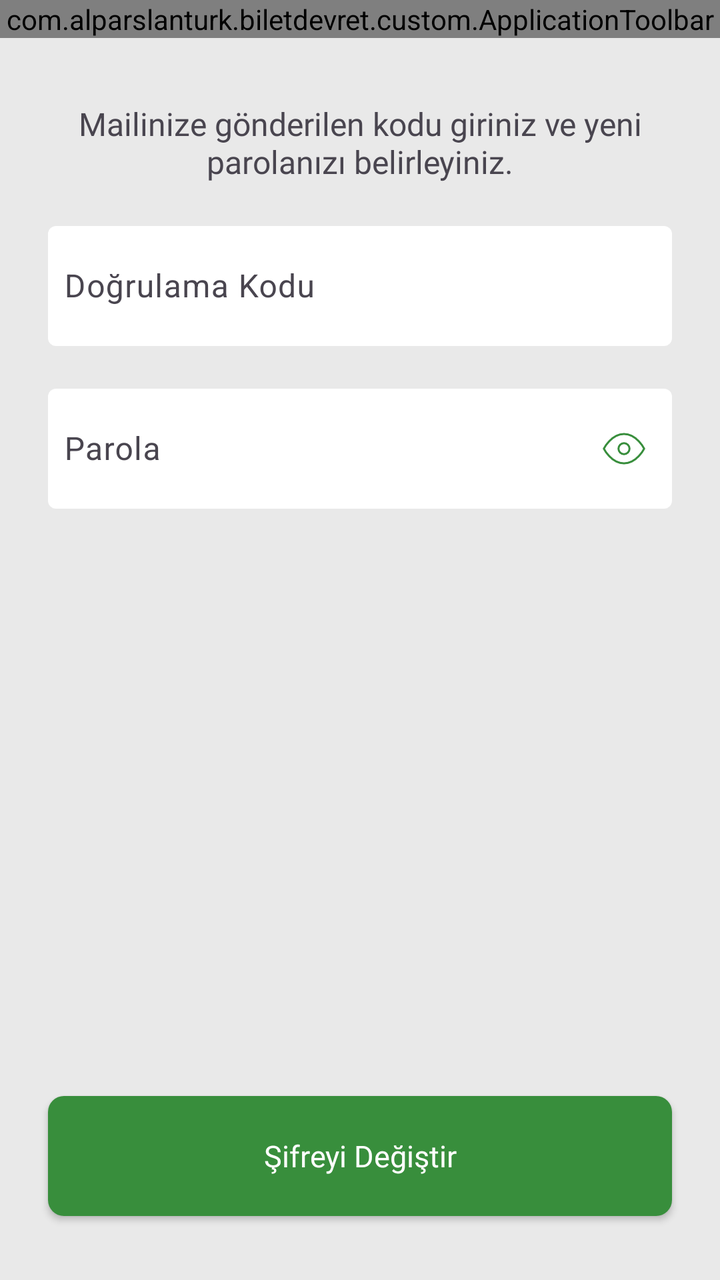
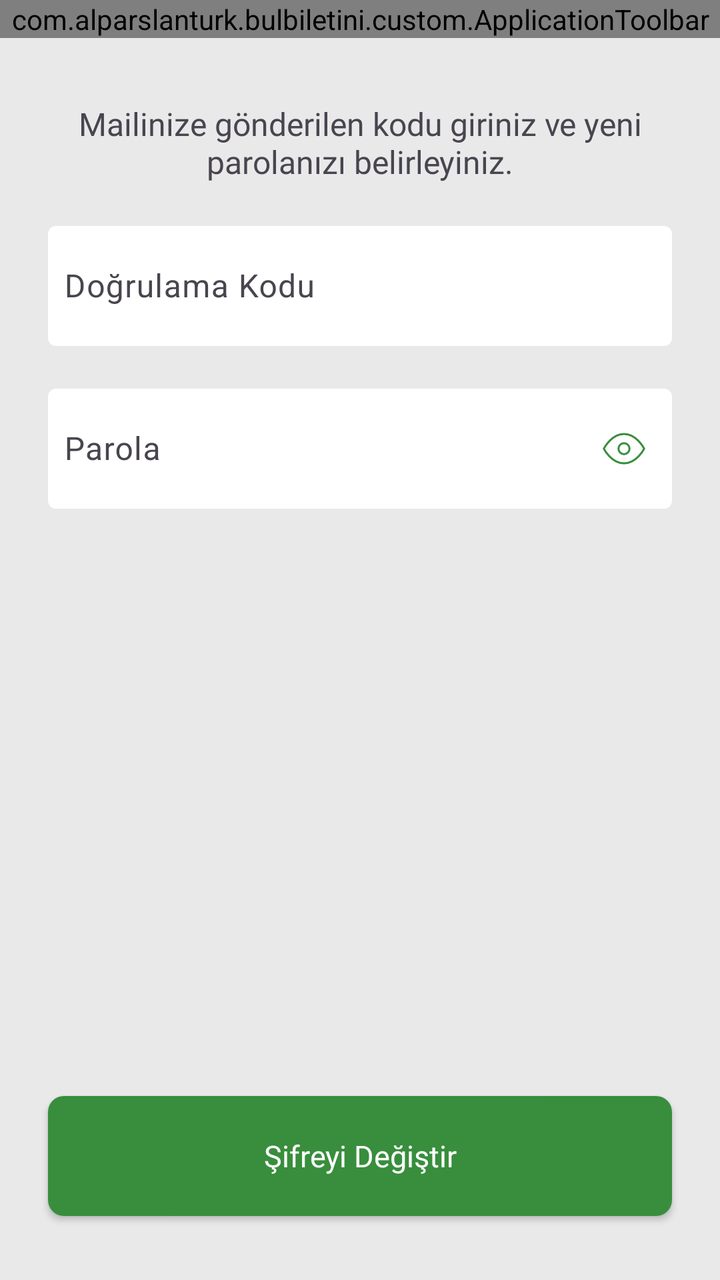

Compare the two renders of this Android layout. The source of the first and the diff that turns it into the second are given below.
<!-- AndroidManifest.xml: application theme Theme.KombineApp -->
<!-- res/layout/activity_forgot_password.xml -->
<?xml version="1.0" encoding="utf-8"?>
<RelativeLayout xmlns:android="http://schemas.android.com/apk/res/android"
    xmlns:app="http://schemas.android.com/apk/res-auto"
    android:layout_width="match_parent"
    android:layout_height="match_parent"
    android:background="@color/bg_color"
    android:orientation="vertical">

    <com.alparslanturk.biletdevret.custom.ApplicationToolbar
        android:id="@+id/toolbar"
        android:layout_width="match_parent"
        android:layout_height="wrap_content" />

    <LinearLayout
        android:layout_width="match_parent"
        android:layout_height="wrap_content"
        android:layout_above="@id/btnChangePassword"
        android:layout_below="@id/toolbar"
        android:layout_marginStart="24dp"
        android:layout_marginEnd="24dp"
        android:layout_marginTop="16dp"
        android:orientation="vertical">

        <androidx.appcompat.widget.AppCompatTextView
            android:layout_width="match_parent"
            android:layout_height="wrap_content"
            android:layout_marginTop="16dp"
            android:fontFamily="@font/lato_regular"
            android:gravity="center"
            android:text="@string/forgot_password_description"
            android:textSize="16sp" />

        <com.google.android.material.textfield.TextInputLayout
            android:layout_width="match_parent"
            android:layout_height="wrap_content"
            android:layout_marginTop="16dp"
            app:boxBackgroundColor="@color/white"
            app:boxStrokeWidth="0dp">

            <com.google.android.material.textfield.TextInputEditText
                android:id="@+id/edtVerificationCode"
                android:layout_width="match_parent"
                android:layout_height="60dp"
                android:hint="@string/verification_code"
                android:imeOptions="actionDone"
                android:inputType="text"
                android:maxLines="1"
                android:padding="8dp"
                android:textCursorDrawable="@drawable/color_cursor" />

        </com.google.android.material.textfield.TextInputLayout>

        <com.google.android.material.textfield.TextInputLayout
            android:layout_width="match_parent"
            android:layout_height="wrap_content"
            android:layout_marginTop="16dp"
            app:boxBackgroundColor="@color/white"
            app:boxStrokeWidth="0dp"
            app:endIconDrawable="@drawable/show_password_selector"
            app:endIconMode="password_toggle"
            app:endIconTint="@null">

            <com.google.android.material.textfield.TextInputEditText
                android:id="@+id/edtPassword"
                android:layout_width="match_parent"
                android:layout_height="60dp"
                android:hint="@string/password"
                android:imeOptions="actionDone"
                android:inputType="textPassword"
                android:maxLines="1"
                android:padding="8dp"
                android:textCursorDrawable="@drawable/color_cursor" />

        </com.google.android.material.textfield.TextInputLayout>

    </LinearLayout>

    <androidx.appcompat.widget.AppCompatButton
        android:id="@+id/btnChangePassword"
        android:layout_width="match_parent"
        android:layout_height="wrap_content"
        android:layout_alignParentBottom="true"
        android:layout_marginStart="24dp"
        android:layout_marginEnd="24dp"
        android:layout_marginBottom="32dp"
        android:height="60dp"
        android:background="@drawable/bg_rounded"
        android:backgroundTint="@color/primary"
        android:fontFamily="@font/lato_bold"
        android:text="@string/change_password"
        android:textAllCaps="false"
        android:textColor="@color/white"
        android:textSize="15sp" />

</RelativeLayout>
<!-- resources referenced by this layout -->
<resources>
  <color name="bg_color">#E9E9E9</color>
  <color name="primary">#388E3C</color>
  <color name="white">#FFFFFFFF</color>
  <!-- drawable bg_rounded (drawable) -->
  <?xml version="1.0" encoding="utf-8"?>
  <shape xmlns:android="http://schemas.android.com/apk/res/android"
      android:padding="10dp"
      android:shape="rectangle">
  
      <solid android:color="@color/ticket_bg_color" />
  
      <corners android:radius="8dp" />
  </shape>
  <!-- drawable color_cursor (drawable) -->
  <shape xmlns:android="http://schemas.android.com/apk/res/android">
      <size android:width="2dp" />
      <solid android:color="#FFFFFF" />
  </shape>
  <string name="change_password">Şifreyi Değiştir</string>
  <string name="forgot_password_description">Mailinize gönderilen kodu giriniz ve yeni parolanızı belirleyiniz.</string>
  <string name="password">Parola</string>
  <string name="verification_code">Doğrulama Kodu</string>
  <style name="Theme.KombineApp" parent="Base.Theme.KombineApp" />
  <color name="ticket_bg_color">#FFFFFF</color>
  <!-- drawable ic_hide_password (drawable) -->
  <vector xmlns:android="http://schemas.android.com/apk/res/android"
      android:width="22dp"
      android:height="22dp"
      android:viewportWidth="22"
      android:viewportHeight="22">
      <path
          android:fillColor="#00000000"
          android:fillType="evenOdd"
          android:pathData="M0.917,11S4.584,3.667 11,3.667C17.417,3.667 21.084,11 21.084,11s-3.667,7.334 -10.084,7.334C4.584,18.334 0.917,11 0.917,11z"
          android:strokeWidth="1"
          android:strokeColor="@color/primary"
          android:strokeLineCap="round"
          android:strokeLineJoin="round" />
      <path
          android:fillColor="#00000000"
          android:fillType="evenOdd"
          android:pathData="M11,11m-2.75,0a2.75,2.75 0,1 1,5.5 0a2.75,2.75 0,1 1,-5.5 0"
          android:strokeWidth="1"
          android:strokeColor="@color/primary"
          android:strokeLineCap="round"
          android:strokeLineJoin="round" />
      <path
          android:fillColor="#00000000"
          android:fillType="evenOdd"
          android:pathData="m20.75,0.75 l-19.5,19.5"
          android:strokeWidth="1"
          android:strokeColor="@color/primary"
          android:strokeLineCap="square" />
  </vector>
  <!-- drawable ic_show_password (drawable) -->
  <vector xmlns:android="http://schemas.android.com/apk/res/android"
      android:width="22dp"
      android:height="22dp"
      android:viewportWidth="22"
      android:viewportHeight="22">
      <path
          android:fillColor="#00000000"
          android:fillType="evenOdd"
          android:pathData="M0.917,11S4.584,3.667 11,3.667C17.417,3.667 21.084,11 21.084,11s-3.667,7.334 -10.084,7.334C4.584,18.334 0.917,11 0.917,11z"
          android:strokeWidth="1"
          android:strokeColor="@color/primary"
          android:strokeLineCap="round"
          android:strokeLineJoin="round" />
      <path
          android:fillColor="#00000000"
          android:fillType="evenOdd"
          android:pathData="M11,11m-2.75,0a2.75,2.75 0,1 1,5.5 0a2.75,2.75 0,1 1,-5.5 0"
          android:strokeWidth="1"
          android:strokeColor="@color/primary"
          android:strokeLineCap="round"
          android:strokeLineJoin="round" />
  </vector>
  <style name="Base.Theme.KombineApp" parent="Theme.Material3.DayNight.NoActionBar">
          <item name="colorPrimary">@color/primary</item>
          <item name="colorSecondaryContainer">@color/light_green</item>
          <item name="android:navigationBarColor">@color/white</item>
      </style>
  <color name="light_green">#EBF3EB</color>
  <!-- unchanged entries left out for length: 1 -->
</resources>

<!-- the commit's change to res/layout/activity_forgot_password.xml (unified diff, before → after) -->
@@ -6,7 +6,7 @@
     android:background="@color/bg_color"
     android:orientation="vertical">
 
-    <com.alparslanturk.biletdevret.custom.ApplicationToolbar
+    <com.alparslanturk.bulbiletini.custom.ApplicationToolbar
         android:id="@+id/toolbar"
         android:layout_width="match_parent"
         android:layout_height="wrap_content" />
@@ -34,7 +34,7 @@
             android:layout_width="match_parent"
             android:layout_height="wrap_content"
             android:layout_marginTop="16dp"
-            app:boxBackgroundColor="@color/white"
+            app:boxBackgroundColor="@color/ticket_bg_color"
             app:boxStrokeWidth="0dp">
 
             <com.google.android.material.textfield.TextInputEditText
@@ -54,7 +54,7 @@
             android:layout_width="match_parent"
             android:layout_height="wrap_content"
             android:layout_marginTop="16dp"
-            app:boxBackgroundColor="@color/white"
+            app:boxBackgroundColor="@color/ticket_bg_color"
             app:boxStrokeWidth="0dp"
             app:endIconDrawable="@drawable/show_password_selector"
             app:endIconMode="password_toggle"
@@ -86,6 +86,7 @@
         android:height="60dp"
         android:background="@drawable/bg_rounded"
         android:backgroundTint="@color/primary"
+        android:foreground="@drawable/bg_ripple_effect"
         android:fontFamily="@font/lato_bold"
         android:text="@string/change_password"
         android:textAllCaps="false"
<!-- resource entries referenced after the edit -->
@@ -3,6 +3,17 @@
   <color name="bg_color">#E9E9E9</color>
   <color name="primary">#388E3C</color>
   <color name="white">#FFFFFFFF</color>
+  <!-- drawable bg_ripple_effect (drawable) -->
+  <?xml version="1.0" encoding="utf-8"?>
+  <ripple xmlns:android="http://schemas.android.com/apk/res/android"
+      android:color="?android:attr/colorControlHighlight">
+      <item android:id="@android:id/mask">
+          <shape android:shape="rectangle">
+              <solid android:color="#000000" />
+              <corners android:radius="8dp" />
+          </shape>
+      </item>
+  </ripple>
   <!-- drawable bg_rounded (drawable) -->
   <?xml version="1.0" encoding="utf-8"?>
   <shape xmlns:android="http://schemas.android.com/apk/res/android"
@@ -35,7 +46,7 @@
           android:fillType="evenOdd"
           android:pathData="M0.917,11S4.584,3.667 11,3.667C17.417,3.667 21.084,11 21.084,11s-3.667,7.334 -10.084,7.334C4.584,18.334 0.917,11 0.917,11z"
           android:strokeWidth="1"
-          android:strokeColor="@color/primary"
+          android:strokeColor="@color/green"
           android:strokeLineCap="round"
           android:strokeLineJoin="round" />
       <path
@@ -43,7 +54,7 @@
           android:fillType="evenOdd"
           android:pathData="M11,11m-2.75,0a2.75,2.75 0,1 1,5.5 0a2.75,2.75 0,1 1,-5.5 0"
           android:strokeWidth="1"
-          android:strokeColor="@color/primary"
+          android:strokeColor="@color/green"
           android:strokeLineCap="round"
           android:strokeLineJoin="round" />
       <path
@@ -51,7 +62,7 @@
           android:fillType="evenOdd"
           android:pathData="m20.75,0.75 l-19.5,19.5"
           android:strokeWidth="1"
-          android:strokeColor="@color/primary"
+          android:strokeColor="@color/green"
           android:strokeLineCap="square" />
   </vector>
   <!-- drawable ic_show_password (drawable) -->
@@ -65,7 +76,7 @@
           android:fillType="evenOdd"
           android:pathData="M0.917,11S4.584,3.667 11,3.667C17.417,3.667 21.084,11 21.084,11s-3.667,7.334 -10.084,7.334C4.584,18.334 0.917,11 0.917,11z"
           android:strokeWidth="1"
-          android:strokeColor="@color/primary"
+          android:strokeColor="@color/green"
           android:strokeLineCap="round"
           android:strokeLineJoin="round" />
       <path
@@ -73,7 +84,7 @@
           android:fillType="evenOdd"
           android:pathData="M11,11m-2.75,0a2.75,2.75 0,1 1,5.5 0a2.75,2.75 0,1 1,-5.5 0"
           android:strokeWidth="1"
-          android:strokeColor="@color/primary"
+          android:strokeColor="@color/green"
           android:strokeLineCap="round"
           android:strokeLineJoin="round" />
   </vector>
@@ -82,6 +93,7 @@
           <item name="colorSecondaryContainer">@color/light_green</item>
           <item name="android:navigationBarColor">@color/white</item>
       </style>
+  <color name="green">#388E3C</color>
   <color name="light_green">#EBF3EB</color>
   <!-- unchanged entries left out for length: 1 -->
 </resources>
